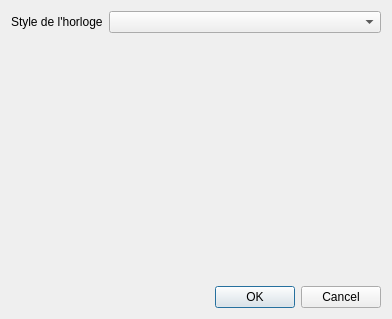
The window that Horloge_Analogique/theme.ui (liberflos/HorlogeAnalogique) describes before a commit, drawn with Qt 5.
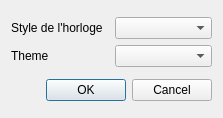
The same window after the commit.

Patch:
```diff
--- a/Horloge_Analogique/theme.ui
+++ b/Horloge_Analogique/theme.ui
@@ -6,25 +6,43 @@
    <rect>
     <x>0</x>
     <y>0</y>
-    <width>392</width>
-    <height>319</height>
+    <width>223</width>
+    <height>118</height>
    </rect>
   </property>
   <property name="windowTitle">
    <string>Dialog</string>
   </property>
+  <layout class="QVBoxLayout" name="verticalLayout_3">
+   <item>
+    <layout class="QHBoxLayout" name="horizontalLayout">
+     <item>
   <layout class="QVBoxLayout" name="verticalLayout">
    <item>
-    <layout class="QFormLayout" name="formLayout">
-     <item row="0" column="0">
       <widget class="QLabel" name="label">
        <property name="text">
         <string>Style de l'horloge</string>
        </property>
       </widget>
      </item>
-     <item row="0" column="1">
+       <item>
+        <widget class="QLabel" name="label_2">
+         <property name="text">
+          <string>Theme</string>
+         </property>
+        </widget>
+       </item>
+      </layout>
+     </item>
+     <item>
+      <layout class="QVBoxLayout" name="verticalLayout_2">
+       <item>
       <widget class="QComboBox" name="comboBox"/>
+       </item>
+       <item>
+        <widget class="QComboBox" name="comboBox_2"/>
+       </item>
+      </layout>
      </item>
     </layout>
    </item>
```
Lines whose indentation alone changed are shown as unchanged.
